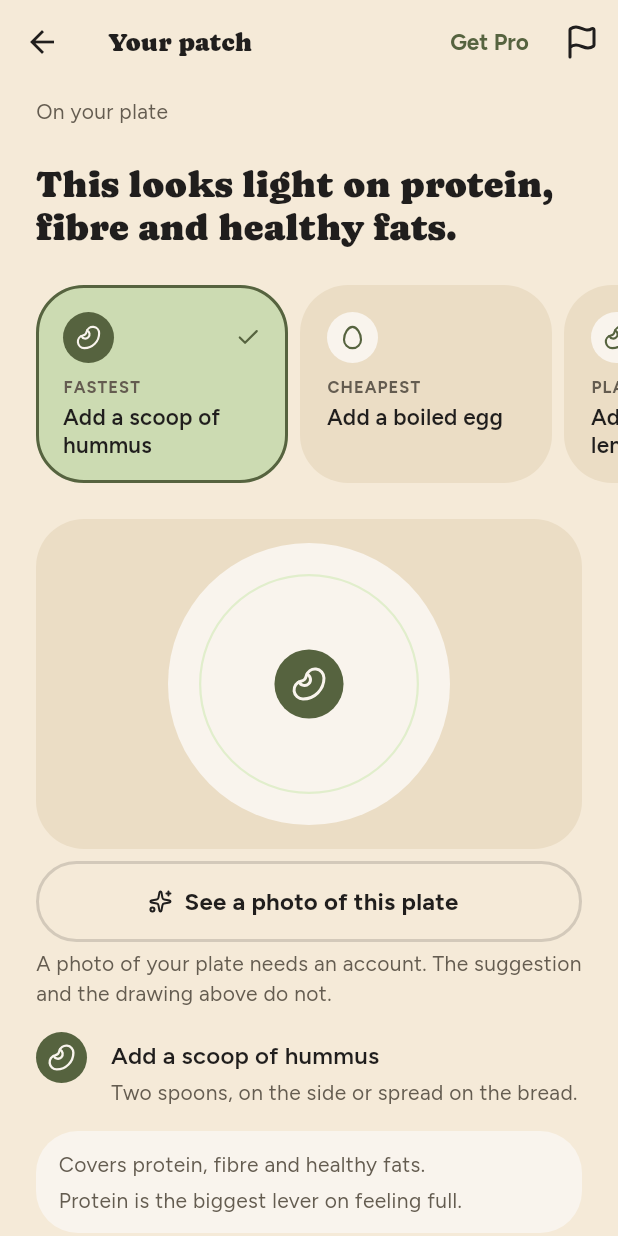
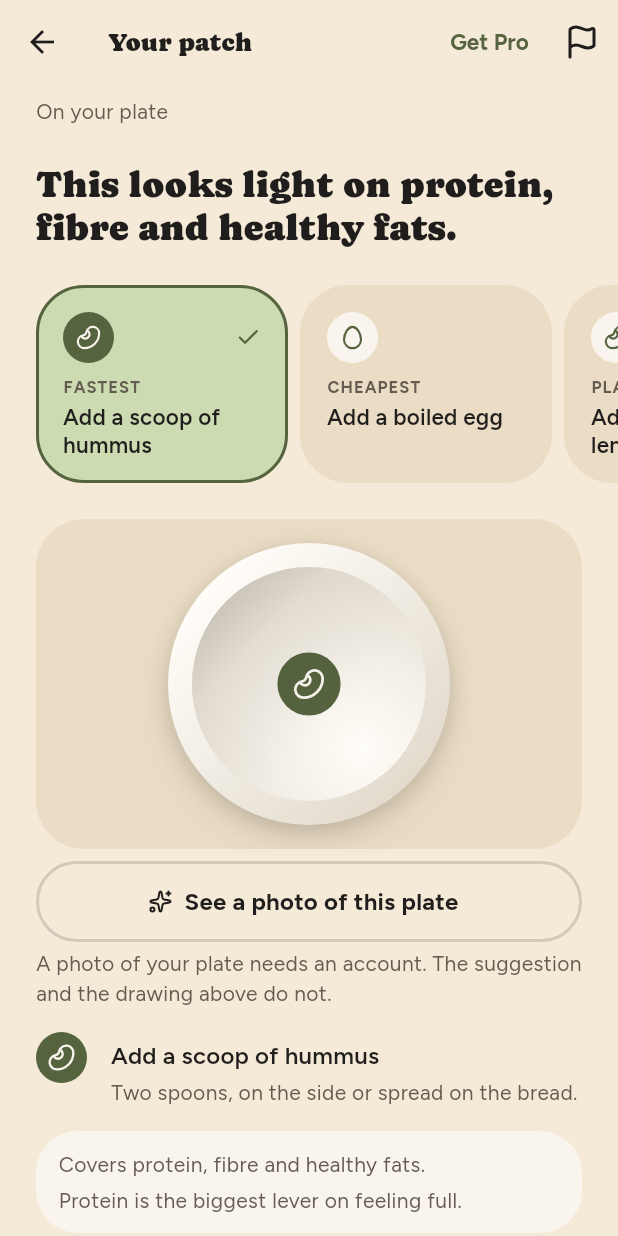
Before and after one commit to Ramy888/PlateApp, a Flutter app: the ResultScreen screen opened directly, on a phone screen of 412 x 824 dp. Run offline on Flutter 3.47's test engine with Material 3 defaults, Android fonts, the phone set to English and light mode, and no system bars; our stand-ins replace camera, flutter_riverpod, flutter_tts, google_sign_in, lucide_icons_flutter, package_info_plus and 2 more; missing offline and left inert: purchases_flutter, record; accounts and stored records are empty.

Commit message:
Make the drawn plate a dish, not a circle
The plate was a flat cream disc with a ring on it. It is now four layers — the
shadow it casts on the table, the rim, the well, and the step between them —
and it reads as something you could put food on.

The part worth keeping in your head: the well is lit from the corner opposite
the rim. On a real dish the near wall turns away from the light and the far
wall catches it. Light both from the top left and the result is convincingly
three-dimensional and convincingly the wrong shape: a ball bearing, not a bowl.

The food is the dish's child rather than a layer over it, so the rim's shadow
falls across the icons as well as the porcelain. That moved the slot geometry:
the fractions are now of the well, not of the whole dish, or a slot near the
edge climbs onto the rim.

No packages, no images, no CustomPaint — four DecoratedBoxes, every dimension a
fraction of size, so one of these costs the same in a list thumbnail as in a
hero. Written for the sibling project and passed over; it names no vendor and
depends on nothing but Flutter. Its defaults were already our neutral-300 and
ink.

267 tests pass; analyzer clean; seen on a device.

Co-Authored-By: Claude Opus 5 (1M context) <noreply@anthropic.com>
Claude-Session: https://claude.ai/code/session_01VTEewAhGV2WpVMABzNmWUb

```diff
--- a/lib/ui/widgets/plate_diagram.dart
+++ b/lib/ui/widgets/plate_diagram.dart
@@ -149,13 +149,15 @@ class _PlateDiagramState extends State<PlateDiagram>
     return LayoutBuilder(
       builder: (context, constraints) {
         final size = math.min(constraints.maxWidth, constraints.maxHeight);
-        final radius = size / 2;
-        final tile = size * 0.245;
+        // PlateDish insets its child by the rim, so what the slots are
+        // fractions of is the well, not the dish.
+        final well = size * (1 - 2 * 0.085);
+        final radius = well / 2;
+        final tile = well * 0.27;
 
         return Center(
-          child: SizedBox(
-            width: size,
-            height: size,
+          child: PlateDish(
+            size: size,
             child: AnimatedBuilder(
               animation: _run,
               builder: (context, _) {
@@ -170,7 +172,6 @@ class _PlateDiagramState extends State<PlateDiagram>
                 return Stack(
                   alignment: Alignment.center,
                   children: [
-                    _Plate(size: size),
                     for (var i = 0; i < tiles; i++)
                       _positioned(
                         slot: slots[i],
@@ -233,35 +234,6 @@ class _PlateDiagramState extends State<PlateDiagram>
   }
 }
 
-/// The plate itself: the cream disc and the faint ring from the app's own icon.
-class _Plate extends StatelessWidget {
-  const _Plate({required this.size});
-
-  final double size;
-
-  @override
-  Widget build(BuildContext context) {
-    return Container(
-      width: size,
-      height: size,
-      decoration: const BoxDecoration(
-        shape: BoxShape.circle,
-        color: PlateColors.neutral100,
-      ),
-      child: Center(
-        child: Container(
-          width: size * 0.78,
-          height: size * 0.78,
-          decoration: BoxDecoration(
-            shape: BoxShape.circle,
-            border: Border.all(color: PlateColors.greenSoft, width: 1.5),
-          ),
-        ),
-      ),
-    );
-  }
-}
-
 /// One thing on the plate.
 class _Tile extends StatelessWidget {
   const _Tile({required this.icon, this.added = false}) : count = null;
@@ -305,3 +277,124 @@ class _Tile extends StatelessWidget {
     );
   }
 }
+
+/// A dinner plate seen from above, lit from the upper left.
+///
+/// Four layers, which is what it takes for a circle to read as a dish: the
+/// shadow it casts on the table, the rim, the well, and the step between them.
+/// [child] sits inside the well, inset by the rim, so a full plate still has a
+/// rim. Every measurement is a fraction of [size], so one of these costs the
+/// same in a 54pt list thumbnail as in a 300pt hero.
+///
+/// The trick worth knowing: **the well is lit from the corner opposite the
+/// rim.** On a real dish the near wall turns away from the light and the far
+/// wall catches it. Light both from the top left and you get something
+/// convincingly three-dimensional and convincingly the wrong shape — a ball
+/// bearing rather than a bowl.
+class PlateDish extends StatelessWidget {
+  const PlateDish({
+    super.key,
+    required this.size,
+    this.child,
+    this.porcelain = const Color(0xFFFFFDF8),
+    this.shade = PlateColors.neutral300,
+    this.ink = PlateColors.ink,
+  });
+
+  final double size;
+  final Widget? child;
+
+  /// Where the light lands.
+  final Color porcelain;
+
+  /// Where it does not. A warm neutral, never a grey — against a cream ground
+  /// a true grey reads as dirty rather than shaded.
+  final Color shade;
+
+  /// What the shadows are made of. Tinted, never black.
+  final Color ink;
+
+  @override
+  Widget build(BuildContext context) {
+    final rim = size * 0.085;
+
+    return SizedBox(
+      height: size,
+      width: size,
+      child: DecoratedBox(
+        decoration: BoxDecoration(
+          shape: BoxShape.circle,
+          // The rim: convex, so it catches the light at the top left.
+          gradient: LinearGradient(
+            begin: Alignment.topLeft,
+            end: Alignment.bottomRight,
+            colors: [porcelain, shade],
+            stops: const [0.15, 1.0],
+          ),
+          boxShadow: [
+            // Contact: tight, where the plate meets the table.
+            BoxShadow(
+              color: ink.withValues(alpha: 0.16),
+              blurRadius: size * 0.06,
+              offset: Offset(0, size * 0.02),
+            ),
+            // Cast: wider, and what gives the height. Kept tight, or the plate
+            // floats instead of sitting.
+            BoxShadow(
+              color: ink.withValues(alpha: 0.09),
+              blurRadius: size * 0.13,
+              offset: Offset(0, size * 0.06),
+            ),
+          ],
+        ),
+        child: Padding(
+          padding: EdgeInsets.all(rim),
+          // The step down from rim to well. Without a hard edge the two
+          // gradients blend and the whole thing goes soft again.
+          child: DecoratedBox(
+            decoration: BoxDecoration(
+              shape: BoxShape.circle,
+              border: Border.all(color: ink.withValues(alpha: 0.07), width: 1.2),
+            ),
+            child: Stack(
+              fit: StackFit.expand,
+              children: [
+                // The well: concave, so it is lit from the opposite corner.
+                DecoratedBox(
+                  decoration: BoxDecoration(
+                    shape: BoxShape.circle,
+                    gradient: RadialGradient(
+                      center: const Alignment(0.45, 0.55),
+                      radius: 1.1,
+                      colors: [porcelain, shade],
+                    ),
+                  ),
+                ),
+                if (child != null) ClipOval(child: child),
+                // The shadow the rim casts into the well. Last, so it falls
+                // across the food as well as the porcelain.
+                IgnorePointer(
+                  child: DecoratedBox(
+                    decoration: BoxDecoration(
+                      shape: BoxShape.circle,
+                      gradient: LinearGradient(
+                        begin: Alignment.topLeft,
+                        end: Alignment.bottomRight,
+                        colors: [
+                          ink.withValues(alpha: 0.20),
+                          ink.withValues(alpha: 0.04),
+                          const Color(0x00000000),
+                        ],
+                        stops: const [0.0, 0.30, 0.62],
+                      ),
+                    ),
+                  ),
+                ),
+              ],
+            ),
+          ),
+        ),
+      ),
+    );
+  }
+}
```
